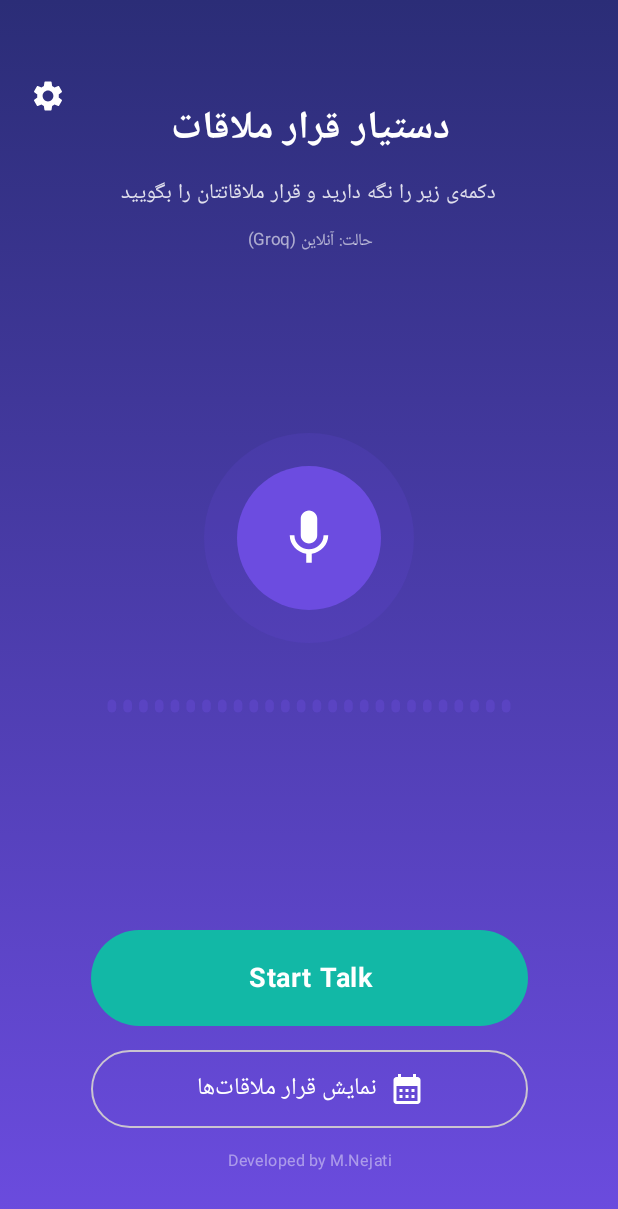
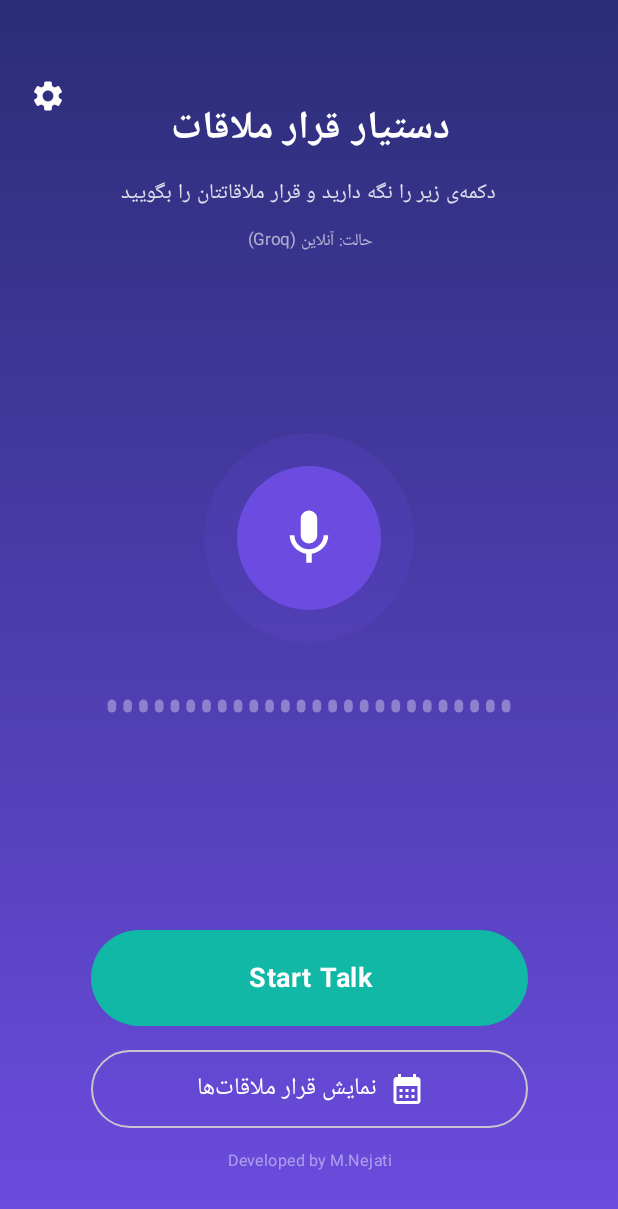
Before and after one commit to mnnejati/VoiceCal, an Android app built with Jetpack Compose: the screen it shows after launch (MainActivity), on a phone screen of 412 x 824 dp. Shown: the top 1209 px of the screen. Run offline under Robolectric (Android 15) with nearby library versions, the phone set to English and light mode, and no system bars; our stand-ins replace Room's generated code; libraries missing offline, so code that uses them is left out: org.vosk; pictures from the network do not load.

Commit message:
WaveformVisualizer.kt was updated

```diff
--- a/app/src/main/java/ir/appointment/voice/ui/components/WaveformVisualizer.kt
+++ b/app/src/main/java/ir/appointment/voice/ui/components/WaveformVisualizer.kt
@@ -1,15 +1,10 @@
 package ir.appointment.voice.ui.components
 
-import androidx.compose.animation.core.Spring
-import androidx.compose.animation.core.animateFloatAsState
-import androidx.compose.animation.core.spring
 import androidx.compose.foundation.Canvas
 import androidx.compose.foundation.layout.fillMaxWidth
 import androidx.compose.foundation.layout.height
-import androidx.compose.material3.MaterialTheme
 import androidx.compose.runtime.Composable
 import androidx.compose.runtime.LaunchedEffect
-import androidx.compose.runtime.getValue
 import androidx.compose.runtime.mutableStateListOf
 import androidx.compose.runtime.remember
 import androidx.compose.ui.Modifier
@@ -18,6 +13,7 @@ import androidx.compose.ui.geometry.Offset
 import androidx.compose.ui.geometry.Size
 import androidx.compose.ui.graphics.Color
 import androidx.compose.ui.unit.dp
+import kotlin.math.sqrt
 
 /**
  * Lightweight live waveform: a fixed number of bars whose heights follow the
@@ -25,6 +21,10 @@ import androidx.compose.ui.unit.dp
  * a bounded-size list (no growth/allocation churn) and a single Canvas pass of
  * simple rounded rectangles, updated at whatever rate [amplitude] changes
  * (throttled upstream to ~16/sec), so it doesn't add meaningful CPU/GPU load.
+ *
+ * Colours are deliberately white, not a theme colour: this widget only ever sits on the
+ * main screen's fixed indigo→purple gradient, and the theme's purple "primary" colour has
+ * almost no contrast against that gradient (≈1.3–1.6:1, i.e. invisible). White gives ≈7–9:1.
  */
 @Composable
 fun WaveformVisualizer(
@@ -33,16 +33,19 @@ fun WaveformVisualizer(
     modifier: Modifier = Modifier,
     barCount: Int = 26
 ) {
-    val history = remember { mutableStateListOf<Float>().apply { repeat(barCount) { add(0.04f) } } }
+    val history = remember { mutableStateListOf<Float>().apply { repeat(barCount) { add(MIN_LEVEL) } } }
 
     LaunchedEffect(amplitude, active) {
-        val level = if (active) amplitude.coerceIn(0f, 1f) else 0f
+        // Normal speech peaks are only ~0.1–0.4 of full scale, which would barely move the
+        // bars; a square-root curve spreads those quiet-to-medium levels over most of the
+        // bar height (0.1 -> 0.32, 0.4 -> 0.63) so the display visibly follows the voice.
+        val level = if (active) sqrt(amplitude.coerceIn(0f, 1f)) else 0f
         if (history.size >= barCount) history.removeAt(0)
-        history.add(level.coerceAtLeast(0.04f)) // tiny floor so idle bars stay visible, not invisible
+        history.add(level.coerceAtLeast(MIN_LEVEL)) // small floor so idle bars stay visible
     }
 
-    val barColor = MaterialTheme.colorScheme.primary
-    val idleColor = MaterialTheme.colorScheme.primary.copy(alpha = 0.35f)
+    val activeColor = Color.White
+    val idleColor = Color.White.copy(alpha = 0.35f)
 
     Canvas(modifier = modifier.fillMaxWidth().height(56.dp)) {
         if (history.isEmpty()) return@Canvas
@@ -55,7 +58,7 @@ fun WaveformVisualizer(
             val barHeight = (size.height * 0.12f + level * maxBarHeight).coerceAtMost(size.height)
             val x = index * slot + (slot - barWidth) / 2f
             drawRoundRect(
-                color = if (active) barColor else idleColor,
+                color = if (active) activeColor else idleColor,
                 topLeft = Offset(x, centerY - barHeight / 2f),
                 size = Size(barWidth, barHeight),
                 cornerRadius = CornerRadius(barWidth / 2f, barWidth / 2f)
@@ -63,3 +66,5 @@ fun WaveformVisualizer(
         }
     }
 }
+
+private const val MIN_LEVEL = 0.04f
```
